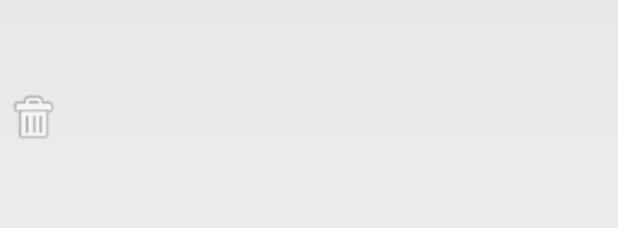
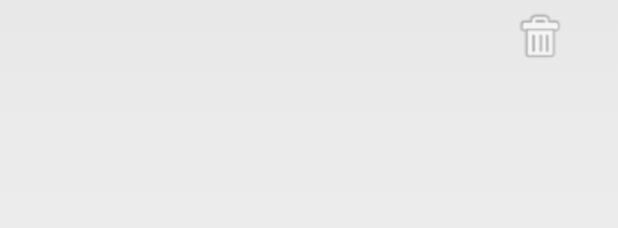
Before and after one commit to Xiao-Y/MobilSafe, an Android app: the layout list_item_black_number.xml on its own in the app's theme, with its tools: preview values and no code run, on a phone screen of 412 x 824 dp. Shown: the top 228 px of the screen. Run offline under Robolectric (Android 15) with nearby library versions, the phone set to English and light mode, and no system bars.

Commit message:
通讯卫士：完成黑名单表的删除，优化添加和显示

```diff
--- a/app/src/main/res/layout/list_item_black_number.xml
+++ b/app/src/main/res/layout/list_item_black_number.xml
@@ -2,26 +2,43 @@
 <LinearLayout xmlns:android="http://schemas.android.com/apk/res/android"
               android:layout_width="match_parent"
               android:layout_height="match_parent"
-              android:orientation="vertical">
+              android:orientation="horizontal">
 
-    <TextView
-        android:id="@+id/tv_number"
-        android:layout_width="wrap_content"
+    <LinearLayout
+        android:layout_width="0dp"
         android:layout_height="wrap_content"
-        android:textSize="22sp"/>
+        android:layout_weight="2"
+        android:orientation="vertical">
+
+        <TextView
+            android:id="@+id/tv_displayName"
+            android:layout_width="wrap_content"
+            android:layout_height="wrap_content"
+            android:textSize="22sp"/>
+
+        <TextView
+            android:id="@+id/tv_number"
+            android:layout_width="wrap_content"
+            android:layout_height="wrap_content"
+            android:textSize="22sp"/>
+    </LinearLayout>
+
 
     <TextView
         android:id="@+id/tv_mode"
-        android:layout_width="wrap_content"
+        android:layout_width="0dp"
         android:layout_height="wrap_content"
+        android:layout_marginTop="12dp"
+        android:layout_weight="1"
+        android:gravity="center"
         android:textSize="18sp"/>
 
     <ImageView
         android:id="@+id/iv_delete"
-        android:layout_width="wrap_content"
+        android:layout_width="0dp"
         android:layout_height="wrap_content"
         android:layout_alignParentRight="true"
         android:layout_centerVertical="true"
-        android:layout_marginRight="3dip"
+        android:layout_weight="1"
         android:src="@drawable/delete_selector"/>
 </LinearLayout>
```
